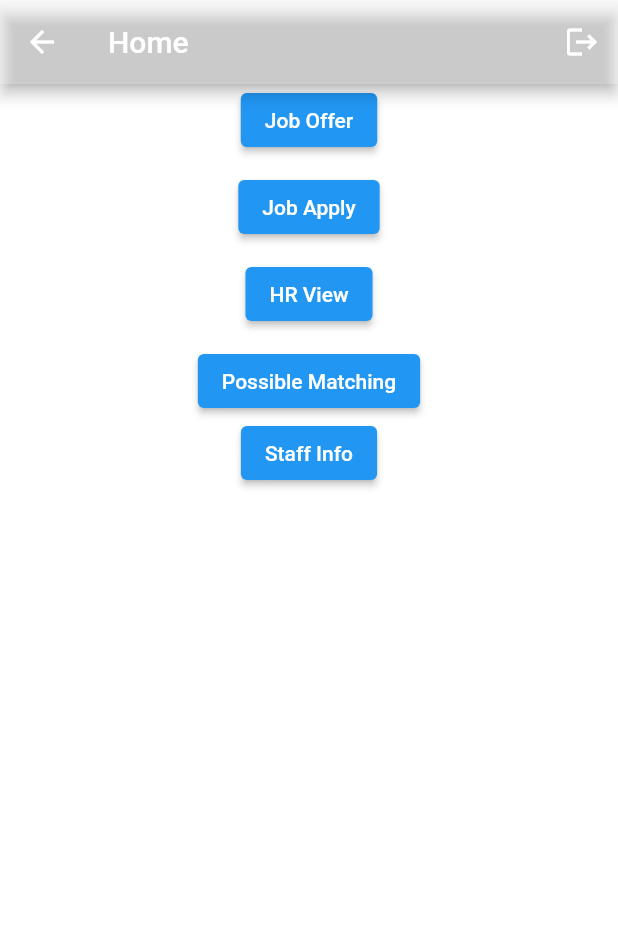
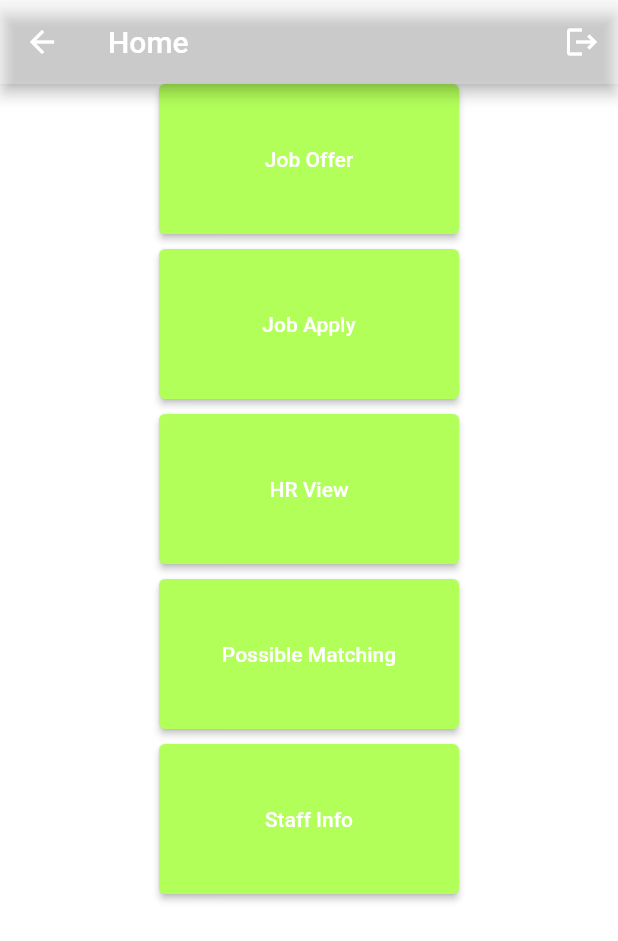
Before and after one commit to ParkSuah/HRRA, a Flutter app: the screen it shows once a user with an empty profile is signed in, on a phone screen of 412 x 824 dp. Shown: the top 941 px of the screen. Run offline on Flutter 3.47's test engine with Material 2 defaults, Android fonts, the phone set to English and light mode, and no system bars; our stand-ins replace cloud_firestore, firebase_auth, firebase_core, firebase_storage, image_picker; accounts and stored records are empty.

Commit message:
login + offering

```diff
--- a/lib/home.dart
+++ b/lib/home.dart
@@ -46,7 +46,11 @@ class _HomePageState extends State<HomePage> {
                   mainAxisAlignment: MainAxisAlignment.center,
                   children: <Widget>[
                     ElevatedButton(
-                        onPressed: () {
+                        style: TextButton.styleFrom(
+                          backgroundColor: Colors.lightGreenAccent,
+                          minimumSize: Size(200, 100),
+                        ),
+                     onPressed: () {
                           Navigator.pushNamed(context, '/application_offer');
                         },
                         child: Text('Job Offer')),
@@ -54,6 +58,10 @@ class _HomePageState extends State<HomePage> {
                       height: 10,
                     ),
                     ElevatedButton(
+                      style: TextButton.styleFrom(
+                        backgroundColor: Colors.lightGreenAccent,
+                        minimumSize: Size(200, 100),
+                      ),
                       onPressed: () {
                         Navigator.pushNamed(context, '/application_apply');
                       },
@@ -63,6 +71,10 @@ class _HomePageState extends State<HomePage> {
                       height: 10,
                     ),
                     ElevatedButton(
+                      style: TextButton.styleFrom(
+                        backgroundColor: Colors.lightGreenAccent,
+                        minimumSize: Size(200, 100),
+                      ),
                       onPressed: () {
                         Navigator.pushNamed(context, '/HR_view');
                       },
@@ -73,12 +85,23 @@ class _HomePageState extends State<HomePage> {
                     ),
                     // 만약 현재 유저가 HM 라면 보여지는 버튼으로 구현
                     ElevatedButton(
+                      style: TextButton.styleFrom(
+                          backgroundColor: Colors.lightGreenAccent,
+                        minimumSize: Size(200, 100),
+                      ),
                       onPressed: () {
                         Navigator.pushNamed(context, '/matching');
                       },
                       child: Text('Possible Matching'),
                     ),
+                    SizedBox(
+                      height: 10,
+                    ),
                     ElevatedButton(
+                      style: TextButton.styleFrom(
+                          backgroundColor: Colors.lightGreenAccent,
+                        minimumSize: Size(200, 100),
+                      ),
                       onPressed: () {
                         Navigator.pushNamed(context, '/staff_collection');
                       },
--- a/lib/login.dart
+++ b/lib/login.dart
@@ -40,27 +40,26 @@ class ApplicationState extends ChangeNotifier {
     FirebaseAuth.instance.userChanges().listen((user) {
       if (user != null) {
         _loginState = ApplicationLoginState.loggedIn;
-        _guestBookSubscription = FirebaseFirestore.instance
-            .collection('userList')
-            .orderBy('timestamp', descending: true)
-            .snapshots()
-            .listen((snapshot) {
-          _guestBookMessages = [];
-          snapshot.docs.forEach((document) {
-            _guestBookMessages.add(
-              Users(
-                first_name: document.data()['firstName'],
-                last_name: document.data()['lastName'],
-                id: document.data()['userId'],
-                phone: document.data()['phone'],
-                date: DateTime.fromMillisecondsSinceEpoch(
-                    document.data()['timestamp']),
-                doc_id: document.id,
-              ),
-            );
-          });
-          notifyListeners();
-        });
+        // _guestBookSubscription = FirebaseFirestore.instance
+        //     .collection('userList')
+        //     .orderBy('timestamp', descending: true)
+        //     .snapshots()
+        //     .listen((snapshot) {
+        //   _guestBookMessages = [];
+        //   snapshot.docs.forEach((document) {
+        //     _guestBookMessages.add(
+        //       Users(
+        //         uuid: document.data()['uuid'],
+        //         first_name: document.data()['firstName']+"hehe",
+        //         last_name: document.data()['lastName'],
+        //         phone: document.data()['phone'],
+        //         position: document.data()['position']==1?'Hiring Manager':'General', // Nothing
+        //       ),
+        //     );
+        //   });
+        //   notifyListeners();
+        // });
+        notifyListeners();
         // Add from here // 추가하고 싶은 거 초기화하고
       } else {
         _loginState = ApplicationLoginState.loggedOut;
@@ -154,124 +153,44 @@ class ApplicationState extends ChangeNotifier {
 class Users {
   Users(
       {
+        @required this.uuid,
         @required this.first_name,
         @required this.last_name,
-        @required this.id,
         @required this.phone,
-        @required this.date,
         @required this.position,
-        @required this.doc_id});
+        this.created,
+        this.modified,
+      }) :
+        assert(uuid != null),
+        assert(first_name != null),
+        assert(last_name != null),
+        assert(phone != null),
+        assert(position != null)
+  ;
+  final String uuid;
   final String first_name;
   final String last_name;
-  final String id;
   final String phone;
-  final DateTime date;
-  final int position;
-  final String doc_id;
+  final String position;
+  final Timestamp created;
+  final Timestamp modified;
+  DocumentReference reference;
+
+  Users.fromMap(Map<String, dynamic> map, {this.reference})
+  :
+        assert(map['uuid'] != null),
+        assert(map['first_name'] != null),
+        assert(map['last_name'] != null),
+        assert(map['phone'] != null),
+        assert(map['position'] != null),
+        uuid = map['uuid'],
+        first_name = map['first_name'],
+        last_name = map['last_name'],
+        phone = map['phone'],
+        position= map['position'],
+        created = map['created']??null,
+        modified = map['modified']??null;
+
+  Users.fromSnapshot(DocumentSnapshot snapshot)
+    : this.fromMap(snapshot.data(), reference: snapshot.reference);
 }
-
-/*
-class UserList extends StatefulWidget {
-  UserList(
-      {
-        @required this.addMessage,
-        @required this.deleteMessage,
-        @required this.messages});
-  final FutureOr<void> Function(String message) addMessage;
-  final FutureOr<void> Function(String message_id) deleteMessage;
-  final List<UserList> messages;
-
-  @override
-  _GuestBookState createState() => _GuestBookState();
-}
-
-class _GuestBookState extends State<UserList> {
-  final _formKey = GlobalKey<FormState>(debugLabel: '_GuestBookState');
-  final _controller = TextEditingController();
-
-  @override
-  Widget build(BuildContext context) {
-    String current_id;
-    return Column(
-      crossAxisAlignment: CrossAxisAlignment.start,
-      children: [
-        Padding(
-          padding: const EdgeInsets.all(8.0),
-          child: Form(
-            key: _formKey,
-            child: Row(
-              children: [
-                Expanded(
-                  child: TextFormField(
-                    controller: _controller,
-                    decoration: const InputDecoration(
-                      hintText: 'Leave a message',
-                    ),
-                    validator: (value) {
-                      if (value == null || value.isEmpty) {
-                        return 'Enter your message to continue';
-                      }
-                      return null;
-                    },
-                  ),
-                ),
-                SizedBox(width: 8),
-                ElevatedButton(
-                  onPressed: () async {
-                    if (_formKey.currentState!.validate()) {
-                      await widget.addMessage(_controller.text);
-                      _controller.clear();
-                    }
-                  },
-                  child: Row(
-                    children: [
-                      Icon(Icons.send),
-                      SizedBox(width: 4),
-                      Text('SEND'),
-                    ],
-                  ),
-                ),
-              ],
-            ),
-          ),
-        ),
-        SizedBox(height: 8),
-        for (var message in widget.messages)
-          Row(
-            children: [
-              SizedBox(width: 8),
-              Container(
-                constraints: BoxConstraints(maxWidth: 350, minWidth: 350),
-                child: Column(
-                  crossAxisAlignment: CrossAxisAlignment.start,
-                  children: [
-                    SizedBox(height: 10),
-                    Paragraph('${message.name}: ${message.message}'),
-                    Row(
-                      children: [
-                        SizedBox(width: 8),
-                        message.date != null
-                            ? Text('${message.date}')
-                            : Paragraph('no id'), // date 들어가면 될듯
-                      ],
-                    ),
-                    SizedBox(height: 10),
-                  ],
-                ),
-              ),
-              // current_id == message.id?
-              FirebaseAuth.instance.currentUser!.uid.compareTo(message.id) == 0
-                  ? IconButton(
-                  icon: Icon(Icons.delete_outline),
-                  onPressed: () async {
-                    await widget.deleteMessage(message.doc_id);
-                  })
-                  : SizedBox(width: 0)
-            ],
-          ),
-        SizedBox(height: 8),
-      ],
-    );
-  }
-}
- */
--- a/lib/offer.dart
+++ b/lib/offer.dart
@@ -99,3 +99,66 @@ class Offer {
   // String get imagePath => 'gs://final1009-da751.appspot.com/images/' + filename;//'$id-0.jpg';
 
 }
+
+class Apply {
+  Apply({
+    @required this.uuid,
+    @required this.title,
+    @required this.level,
+    @required this.post,
+    @required this.division,
+    @required this.branch,
+    @required this.duty,
+    this.created,
+    this.modified,
+  }) :
+        assert(uuid != null),
+        assert(title != null),
+        assert(level != null),
+        assert(post != null),
+        assert(division != null),
+        assert(branch != null),
+        assert(duty != null)
+  //assert(created != null)
+  //assert(modified != null)
+      ;
+
+  final String uuid;
+  final String title;
+  final String level;
+  final String post;
+  final String division;
+  final String branch;
+  final String duty;
+  final Timestamp created;
+  final Timestamp modified;
+  DocumentReference reference;
+
+  Apply.fromMap(Map<String, dynamic> map, {this.reference})
+      :
+        assert(map['uuid'] != null),
+        assert(map['title'] != null),
+        assert(map['level'] != null),
+        assert(map['post'] != null),
+        assert(map['division'] != null),
+        assert(map['branch'] != null),
+        assert(map['duty'] != null),
+  //assert(map['created'] != null),
+  //assert(map['modified'] != null),
+        uuid = map['uuid'],
+        title = map['title'],
+        level = map['level'],
+        post = map['post'],
+        division = map['division'],
+        branch = map['branch'],
+        duty = map['duty'],
+        created = map['created']??null,
+        modified = map['modified']??null
+  ;
+
+  Apply.fromSnapshot(DocumentSnapshot snapshot)
+      : this.fromMap(snapshot.data(), reference: snapshot.reference);
+
+// String get imagePath => 'gs://final1009-da751.appspot.com/images/' + filename;//'$id-0.jpg';
+
+}
--- a/lib/staff_collection.dart
+++ b/lib/staff_collection.dart
@@ -182,7 +182,7 @@ class _ImagePickerState extends State<ImagePickerWidget>{
     return Column(
         children: [
           _image == null
-              ? Image.network('https://upload.wikimedia.org/wikipedia/commons/e/ee/UN_emblem_blue.svg', height: 149)
+              ? Image.network('https://i1.wp.com/blogs.un.org/wp-content/uploads/2015/10/LOGO2.jpg', height: 149)
               : Image.file(_image, height: 149,),
           Row(
             mainAxisAlignment: MainAxisAlignment.end,
@@ -194,7 +194,7 @@ class _ImagePickerState extends State<ImagePickerWidget>{
             ],
           ),
           Text(
-              'Your Name',
+              FirebaseAuth.instance.currentUser.displayName,
               // Text(auth.currentUser.uid),
               style: TextStyle(fontSize: 15, fontWeight:FontWeight.w500, color: Colors.blueAccent)
           ),
```
Also changed, not shown: lib/apply.dart (+3 -4 lines), lib/gain.dart (+25 -16 lines), pubspec.lock.
